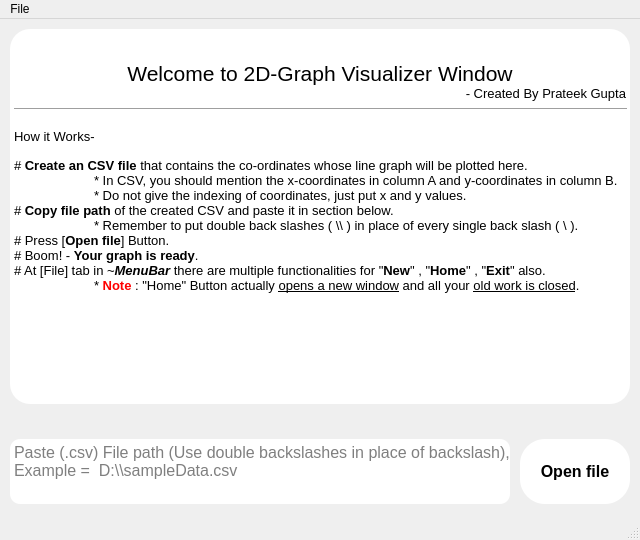
Qt form mainwindow.ui (Prateekphi/2D_Graph_Visualizer) before a commit.
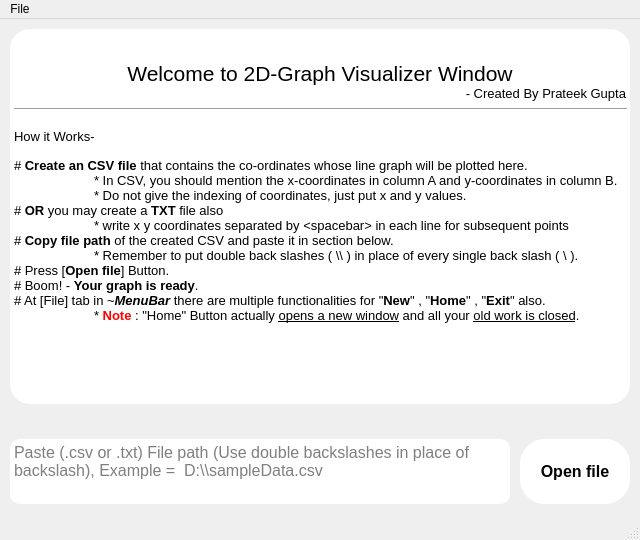
The same form after that commit.

```diff
--- a/mainwindow.ui
+++ b/mainwindow.ui
@@ -140,7 +140,7 @@
      <enum>Qt::ScrollBarAsNeeded</enum>
     </property>
     <property name="placeholderText">
-     <string>Paste (.csv) File path (Use double backslashes in place of backslash), Example =  D:\\sampleData.csv</string>
+     <string>Paste (.csv or .txt) File path (Use double backslashes in place of backslash), Example =  D:\\sampleData.csv</string>
     </property>
    </widget>
    <widget class="QTextBrowser" name="textBrowser">
@@ -172,6 +172,8 @@
 &lt;p style=&quot; margin-top:0px; margin-bottom:0px; margin-left:0px; margin-right:0px; -qt-block-indent:0; text-indent:0px;&quot;&gt;&lt;span style=&quot; font-size:10pt;&quot;&gt;# &lt;/span&gt;&lt;span style=&quot; font-size:10pt; font-weight:700;&quot;&gt;Create an CSV file&lt;/span&gt;&lt;span style=&quot; font-size:10pt;&quot;&gt; that contains the co-ordinates whose line graph will be plotted here.&lt;/span&gt;&lt;/p&gt;
 &lt;p style=&quot; margin-top:0px; margin-bottom:0px; margin-left:0px; margin-right:0px; -qt-block-indent:0; text-indent:0px;&quot;&gt;&lt;span style=&quot; font-size:10pt;&quot;&gt;	* In CSV, you should mention the x-coordinates in column A and y-coordinates in column B.&lt;/span&gt;&lt;/p&gt;
 &lt;p style=&quot; margin-top:0px; margin-bottom:0px; margin-left:0px; margin-right:0px; -qt-block-indent:0; text-indent:0px;&quot;&gt;&lt;span style=&quot; font-size:10pt;&quot;&gt;	* Do not give the indexing of coordinates, just put x and y values.&lt;/span&gt;&lt;/p&gt;
+&lt;p style=&quot; margin-top:0px; margin-bottom:0px; margin-left:0px; margin-right:0px; -qt-block-indent:0; text-indent:0px;&quot;&gt;&lt;span style=&quot; font-size:10pt;&quot;&gt;# &lt;/span&gt;&lt;span style=&quot; font-size:10pt; font-weight:700;&quot;&gt;OR &lt;/span&gt;&lt;span style=&quot; font-size:10pt;&quot;&gt;you may create a &lt;/span&gt;&lt;span style=&quot; font-size:10pt; font-weight:700;&quot;&gt;TXT&lt;/span&gt;&lt;span style=&quot; font-size:10pt;&quot;&gt; file also&lt;/span&gt;&lt;/p&gt;
+&lt;p style=&quot; margin-top:0px; margin-bottom:0px; margin-left:0px; margin-right:0px; -qt-block-indent:0; text-indent:0px;&quot;&gt;&lt;span style=&quot; font-size:10pt;&quot;&gt;	* write x y coordinates separated by &amp;lt;spacebar&amp;gt; in each line for subsequent points&lt;/span&gt;&lt;/p&gt;
 &lt;p style=&quot; margin-top:0px; margin-bottom:0px; margin-left:0px; margin-right:0px; -qt-block-indent:0; text-indent:0px;&quot;&gt;&lt;span style=&quot; font-size:10pt;&quot;&gt;# &lt;/span&gt;&lt;span style=&quot; font-size:10pt; font-weight:700;&quot;&gt;Copy file path &lt;/span&gt;&lt;span style=&quot; font-size:10pt;&quot;&gt;of the created CSV and paste it in section below.&lt;/span&gt;&lt;/p&gt;
 &lt;p style=&quot; margin-top:0px; margin-bottom:0px; margin-left:0px; margin-right:0px; -qt-block-indent:0; text-indent:0px;&quot;&gt;&lt;span style=&quot; font-size:10pt;&quot;&gt;	* Remember to put double back slashes ( \\ ) in place of every single back slash ( \ ).&lt;/span&gt;&lt;/p&gt;
 &lt;p style=&quot; margin-top:0px; margin-bottom:0px; margin-left:0px; margin-right:0px; -qt-block-indent:0; text-indent:0px;&quot;&gt;&lt;span style=&quot; font-size:10pt;&quot;&gt;# Press [&lt;/span&gt;&lt;span style=&quot; font-size:10pt; font-weight:700;&quot;&gt;Open file&lt;/span&gt;&lt;span style=&quot; font-size:10pt;&quot;&gt;] Button.&lt;/span&gt;&lt;/p&gt;
```
